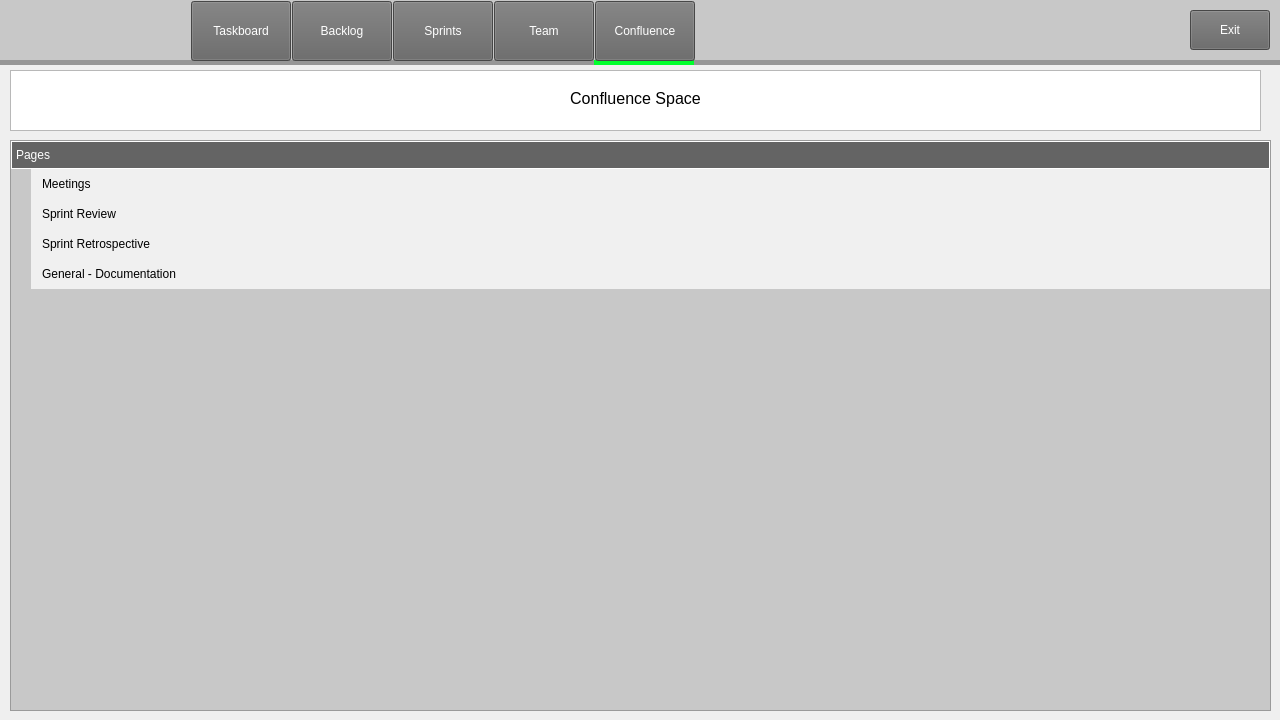
Above: code/Staging_Environment/Recovered/Staging_Environment_Recorverd/parentboard.ui from muazzamaqeel/Software-Project-CTS-5 before the change. Below: the same form after it.
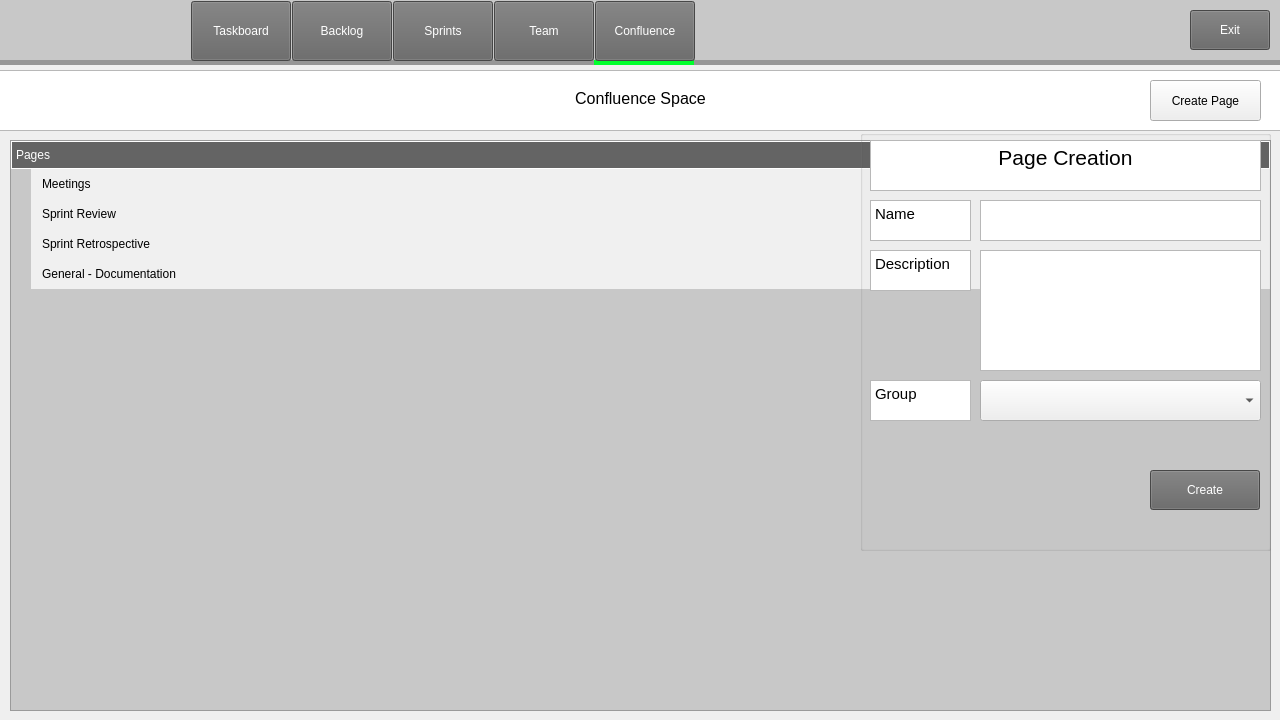
That is the form after the change. Icons and pictures are not drawn.

Commit message: Confluence Tab - Design Fix

Diff of the .ui file:
```diff
--- a/code/Staging_Environment/Recovered/Staging_Environment_Recorverd/parentboard.ui
+++ b/code/Staging_Environment/Recovered/Staging_Environment_Recorverd/parentboard.ui
@@ -2248,9 +2248,9 @@
     <widget class="QTextBrowser" name="label_userstories_2">
      <property name="geometry">
       <rect>
-       <x>10</x>
+       <x>-10</x>
        <y>10</y>
-       <width>1251</width>
+       <width>1301</width>
        <height>61</height>
       </rect>
      </property>
@@ -2266,6 +2266,177 @@
 &lt;p align=&quot;center&quot; style=&quot; margin-top:0px; margin-bottom:0px; margin-left:0px; margin-right:0px; -qt-block-indent:0; text-indent:0px;&quot;&gt;&lt;span style=&quot; font-size:12pt;&quot;&gt;Confluence Space&lt;/span&gt;&lt;/p&gt;&lt;/body&gt;&lt;/html&gt;</string>
      </property>
     </widget>
+    <widget class="QPushButton" name="ButtoCreatePage_Confluence">
+     <property name="geometry">
+      <rect>
+       <x>1150</x>
+       <y>20</y>
+       <width>111</width>
+       <height>41</height>
+      </rect>
+     </property>
+     <property name="text">
+      <string>Create Page</string>
+     </property>
+    </widget>
+    <widget class="QGroupBox" name="CreationBox_Confluence">
+     <property name="geometry">
+      <rect>
+       <x>860</x>
+       <y>70</y>
+       <width>411</width>
+       <height>421</height>
+      </rect>
+     </property>
+     <property name="title">
+      <string/>
+     </property>
+     <widget class="QTextBrowser" name="Confluence_NameText">
+      <property name="geometry">
+       <rect>
+        <x>10</x>
+        <y>70</y>
+        <width>101</width>
+        <height>41</height>
+       </rect>
+      </property>
+      <property name="html">
+       <string>&lt;!DOCTYPE HTML PUBLIC &quot;-//W3C//DTD HTML 4.0//EN&quot; &quot;http://www.w3.org/TR/REC-html40/strict.dtd&quot;&gt;
+&lt;html&gt;&lt;head&gt;&lt;meta name=&quot;qrichtext&quot; content=&quot;1&quot; /&gt;&lt;meta charset=&quot;utf-8&quot; /&gt;&lt;style type=&quot;text/css&quot;&gt;
+p, li { white-space: pre-wrap; }
+hr { height: 1px; border-width: 0; }
+li.unchecked::marker { content: &quot;\2610&quot;; }
+li.checked::marker { content: &quot;\2612&quot;; }
+&lt;/style&gt;&lt;/head&gt;&lt;body style=&quot; font-family:'Segoe UI'; font-size:9pt; font-weight:400; font-style:normal;&quot;&gt;
+&lt;p style=&quot; margin-top:0px; margin-bottom:0px; margin-left:0px; margin-right:0px; -qt-block-indent:0; text-indent:0px;&quot;&gt;&lt;span style=&quot; font-size:11pt;&quot;&gt;Name&lt;/span&gt;&lt;/p&gt;&lt;/body&gt;&lt;/html&gt;</string>
+      </property>
+     </widget>
+     <widget class="QTextBrowser" name="Confluence_DescriptionText">
+      <property name="geometry">
+       <rect>
+        <x>10</x>
+        <y>120</y>
+        <width>101</width>
+        <height>41</height>
+       </rect>
+      </property>
+      <property name="html">
+       <string>&lt;!DOCTYPE HTML PUBLIC &quot;-//W3C//DTD HTML 4.0//EN&quot; &quot;http://www.w3.org/TR/REC-html40/strict.dtd&quot;&gt;
+&lt;html&gt;&lt;head&gt;&lt;meta name=&quot;qrichtext&quot; content=&quot;1&quot; /&gt;&lt;meta charset=&quot;utf-8&quot; /&gt;&lt;style type=&quot;text/css&quot;&gt;
+p, li { white-space: pre-wrap; }
+hr { height: 1px; border-width: 0; }
+li.unchecked::marker { content: &quot;\2610&quot;; }
+li.checked::marker { content: &quot;\2612&quot;; }
+&lt;/style&gt;&lt;/head&gt;&lt;body style=&quot; font-family:'Segoe UI'; font-size:9pt; font-weight:400; font-style:normal;&quot;&gt;
+&lt;p style=&quot; margin-top:0px; margin-bottom:0px; margin-left:0px; margin-right:0px; -qt-block-indent:0; text-indent:0px;&quot;&gt;&lt;span style=&quot; font-size:11pt;&quot;&gt;Description&lt;/span&gt;&lt;/p&gt;&lt;/body&gt;&lt;/html&gt;</string>
+      </property>
+     </widget>
+     <widget class="QTextEdit" name="InputTitle_2">
+      <property name="geometry">
+       <rect>
+        <x>120</x>
+        <y>70</y>
+        <width>281</width>
+        <height>41</height>
+       </rect>
+      </property>
+     </widget>
+     <widget class="QTextEdit" name="InputDescription_Confluence_Heading">
+      <property name="geometry">
+       <rect>
+        <x>120</x>
+        <y>120</y>
+        <width>281</width>
+        <height>121</height>
+       </rect>
+      </property>
+     </widget>
+     <widget class="QTextBrowser" name="Confluence_GroupText">
+      <property name="geometry">
+       <rect>
+        <x>10</x>
+        <y>250</y>
+        <width>101</width>
+        <height>41</height>
+       </rect>
+      </property>
+      <property name="html">
+       <string>&lt;!DOCTYPE HTML PUBLIC &quot;-//W3C//DTD HTML 4.0//EN&quot; &quot;http://www.w3.org/TR/REC-html40/strict.dtd&quot;&gt;
+&lt;html&gt;&lt;head&gt;&lt;meta name=&quot;qrichtext&quot; content=&quot;1&quot; /&gt;&lt;meta charset=&quot;utf-8&quot; /&gt;&lt;style type=&quot;text/css&quot;&gt;
+p, li { white-space: pre-wrap; }
+hr { height: 1px; border-width: 0; }
+li.unchecked::marker { content: &quot;\2610&quot;; }
+li.checked::marker { content: &quot;\2612&quot;; }
+&lt;/style&gt;&lt;/head&gt;&lt;body style=&quot; font-family:'Segoe UI'; font-size:9pt; font-weight:400; font-style:normal;&quot;&gt;
+&lt;p style=&quot; margin-top:0px; margin-bottom:0px; margin-left:0px; margin-right:0px; -qt-block-indent:0; text-indent:0px;&quot;&gt;&lt;span style=&quot; font-size:11pt;&quot;&gt;Group&lt;/span&gt;&lt;/p&gt;&lt;/body&gt;&lt;/html&gt;</string>
+      </property>
+     </widget>
+     <widget class="QTextBrowser" name="Confluence_HeadingText">
+      <property name="geometry">
+       <rect>
+        <x>10</x>
+        <y>10</y>
+        <width>391</width>
+        <height>51</height>
+       </rect>
+      </property>
+      <property name="html">
+       <string>&lt;!DOCTYPE HTML PUBLIC &quot;-//W3C//DTD HTML 4.0//EN&quot; &quot;http://www.w3.org/TR/REC-html40/strict.dtd&quot;&gt;
+&lt;html&gt;&lt;head&gt;&lt;meta name=&quot;qrichtext&quot; content=&quot;1&quot; /&gt;&lt;meta charset=&quot;utf-8&quot; /&gt;&lt;style type=&quot;text/css&quot;&gt;
+p, li { white-space: pre-wrap; }
+hr { height: 1px; border-width: 0; }
+li.unchecked::marker { content: &quot;\2610&quot;; }
+li.checked::marker { content: &quot;\2612&quot;; }
+&lt;/style&gt;&lt;/head&gt;&lt;body style=&quot; font-family:'Segoe UI'; font-size:9pt; font-weight:400; font-style:normal;&quot;&gt;
+&lt;p align=&quot;center&quot; style=&quot; margin-top:0px; margin-bottom:0px; margin-left:0px; margin-right:0px; -qt-block-indent:0; text-indent:0px;&quot;&gt;&lt;span style=&quot; font-size:16pt;&quot;&gt;Page Creation&lt;/span&gt;&lt;/p&gt;&lt;/body&gt;&lt;/html&gt;</string>
+      </property>
+     </widget>
+     <widget class="QPushButton" name="Button_Create_Confluence">
+      <property name="geometry">
+       <rect>
+        <x>290</x>
+        <y>340</y>
+        <width>110</width>
+        <height>40</height>
+       </rect>
+      </property>
+      <property name="minimumSize">
+       <size>
+        <width>110</width>
+        <height>40</height>
+       </size>
+      </property>
+      <property name="maximumSize">
+       <size>
+        <width>110</width>
+        <height>40</height>
+       </size>
+      </property>
+      <property name="autoFillBackground">
+       <bool>false</bool>
+      </property>
+      <property name="styleSheet">
+       <string notr="true">QPushButton {
+font: 13pt &quot;Arial&quot;;
+background-color: rgb(100, 100, 100);
+color: rgb(255, 255, 255);
+}</string>
+      </property>
+      <property name="text">
+       <string>Create</string>
+      </property>
+     </widget>
+     <widget class="QComboBox" name="InputGroup_Confluence_Heading">
+      <property name="geometry">
+       <rect>
+        <x>120</x>
+        <y>250</y>
+        <width>281</width>
+        <height>41</height>
+       </rect>
+      </property>
+     </widget>
+    </widget>
    </widget>
   </widget>
   <widget class="QPushButton" name="exitButton">
```
The commit also changes 4 other files.
